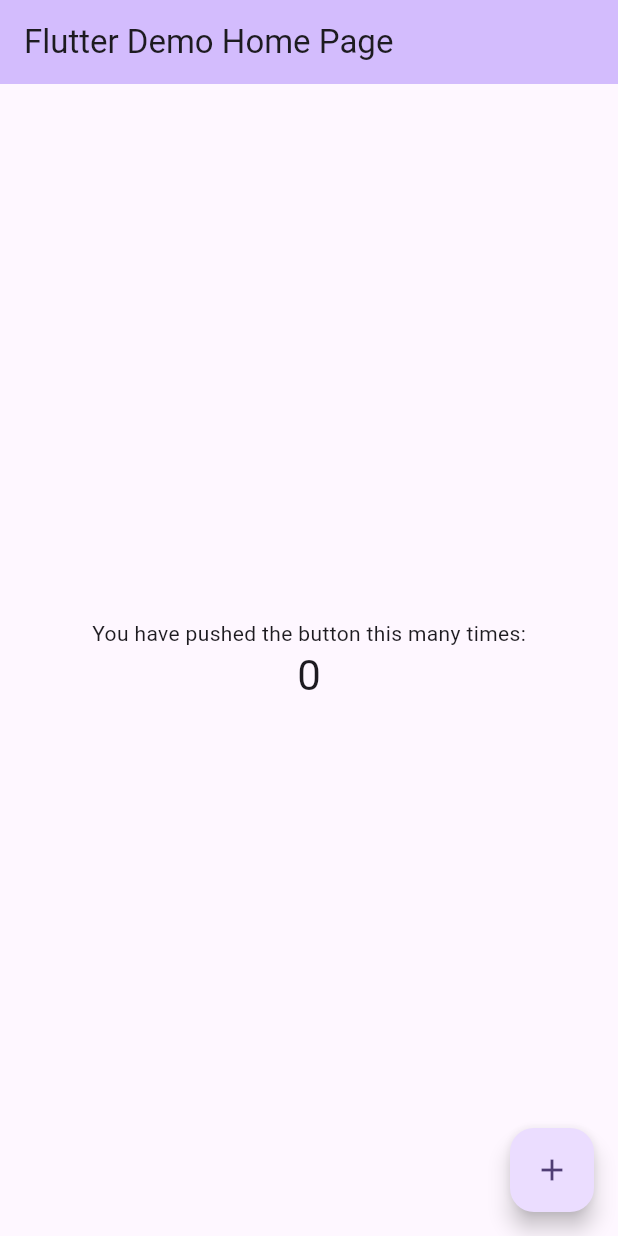
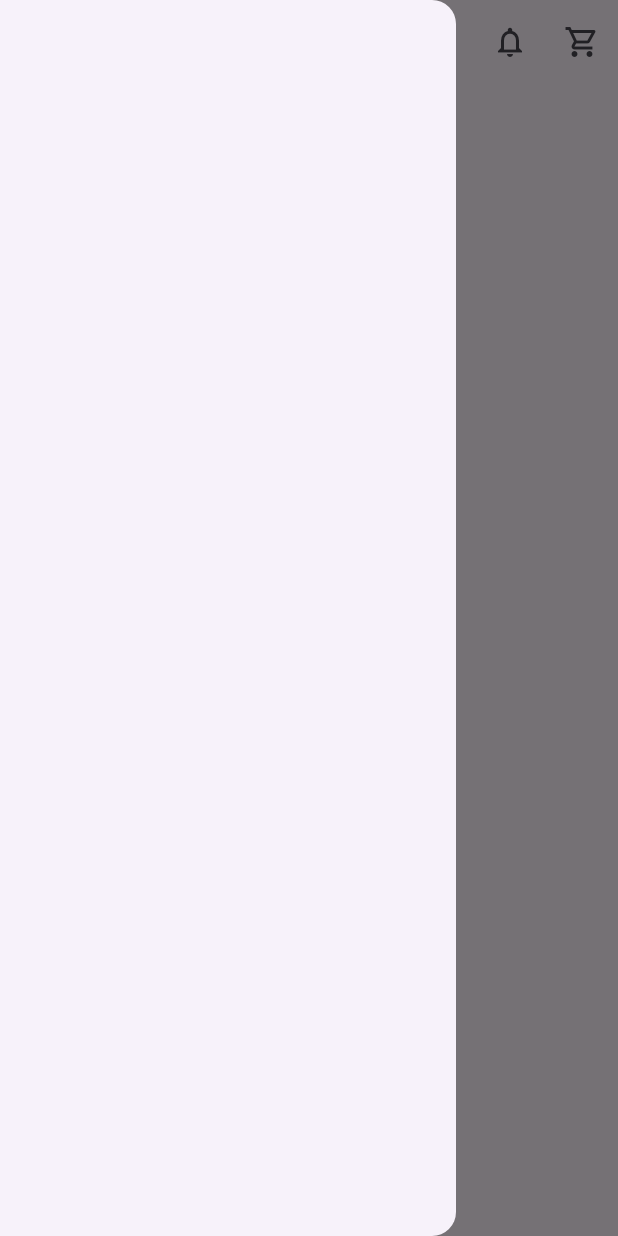
Before and after one commit to mehmeteminnnn/Online-Satis, a Flutter app: the screen it shows after launch, with the side drawer open (before the commit the screen has no drawer), on a phone screen of 412 x 824 dp. Run offline on Flutter 3.47's test engine with Material 3 defaults, Android fonts, the phone set to English and light mode, and no system bars.

Commit message:
başlandı

```diff
--- a/lib/main.dart
+++ b/lib/main.dart
@@ -1,125 +1,29 @@
 import 'package:flutter/material.dart';
 
 void main() {
-  runApp(const MyApp());
-}
-
-class MyApp extends StatelessWidget {
-  const MyApp({super.key});
-
-  // This widget is the root of your application.
-  @override
-  Widget build(BuildContext context) {
-    return MaterialApp(
-      title: 'Flutter Demo',
-      theme: ThemeData(
-        // This is the theme of your application.
-        //
-        // TRY THIS: Try running your application with "flutter run". You'll see
-        // the application has a purple toolbar. Then, without quitting the app,
-        // try changing the seedColor in the colorScheme below to Colors.green
-        // and then invoke "hot reload" (save your changes or press the "hot
-        // reload" button in a Flutter-supported IDE, or press "r" if you used
-        // the command line to start the app).
-        //
-        // Notice that the counter didn't reset back to zero; the application
-        // state is not lost during the reload. To reset the state, use hot
-        // restart instead.
-        //
-        // This works for code too, not just values: Most code changes can be
-        // tested with just a hot reload.
-        colorScheme: ColorScheme.fromSeed(seedColor: Colors.deepPurple),
-        useMaterial3: true,
-      ),
-      home: const MyHomePage(title: 'Flutter Demo Home Page'),
-    );
-  }
-}
-
-class MyHomePage extends StatefulWidget {
-  const MyHomePage({super.key, required this.title});
-
-  // This widget is the home page of your application. It is stateful, meaning
-  // that it has a State object (defined below) that contains fields that affect
-  // how it looks.
-
-  // This class is the configuration for the state. It holds the values (in this
-  // case the title) provided by the parent (in this case the App widget) and
-  // used by the build method of the State. Fields in a Widget subclass are
-  // always marked "final".
-
-  final String title;
-
-  @override
-  State<MyHomePage> createState() => _MyHomePageState();
-}
-
-class _MyHomePageState extends State<MyHomePage> {
-  int _counter = 0;
-
-  void _incrementCounter() {
-    setState(() {
-      // This call to setState tells the Flutter framework that something has
-      // changed in this State, which causes it to rerun the build method below
-      // so that the display can reflect the updated values. If we changed
-      // _counter without calling setState(), then the build method would not be
-      // called again, and so nothing would appear to happen.
-      _counter++;
-    });
-  }
-
-  @override
-  Widget build(BuildContext context) {
-    // This method is rerun every time setState is called, for instance as done
-    // by the _incrementCounter method above.
-    //
-    // The Flutter framework has been optimized to make rerunning build methods
-    // fast, so that you can just rebuild anything that needs updating rather
-    // than having to individually change instances of widgets.
-    return Scaffold(
-      appBar: AppBar(
-        // TRY THIS: Try changing the color here to a specific color (to
-        // Colors.amber, perhaps?) and trigger a hot reload to see the AppBar
-        // change color while the other colors stay the same.
-        backgroundColor: Theme.of(context).colorScheme.inversePrimary,
-        // Here we take the value from the MyHomePage object that was created by
-        // the App.build method, and use it to set our appbar title.
-        title: Text(widget.title),
-      ),
-      body: Center(
-        // Center is a layout widget. It takes a single child and positions it
-        // in the middle of the parent.
-        child: Column(
-          // Column is also a layout widget. It takes a list of children and
-          // arranges them vertically. By default, it sizes itself to fit its
-          // children horizontally, and tries to be as tall as its parent.
-          //
-          // Column has various properties to control how it sizes itself and
-          // how it positions its children. Here we use mainAxisAlignment to
-          // center the children vertically; the main axis here is the vertical
-          // axis because Columns are vertical (the cross axis would be
-          // horizontal).
-          //
-          // TRY THIS: Invoke "debug painting" (choose the "Toggle Debug Paint"
-          // action in the IDE, or press "p" in the console), to see the
-          // wireframe for each widget.
-          mainAxisAlignment: MainAxisAlignment.center,
-          children: <Widget>[
-            const Text(
-              'You have pushed the button this many times:',
+  runApp(
+    MaterialApp(
+      debugShowCheckedModeBanner: false,
+      home: Scaffold(
+        appBar: AppBar(
+          title: Text("cwoncenwıcn"),
+          actions: [
+            IconButton(
+              icon: Icon(Icons.notifications_none_outlined),
+              onPressed: () {
+                print("Search button clicked");
+              },
             ),
-            Text(
-              '$_counter',
-              style: Theme.of(context).textTheme.headlineMedium,
+            IconButton(
+              icon: Icon(Icons.shopping_cart_outlined),
+              onPressed: () {
+                print("More button clicked");
+              },
             ),
           ],
         ),
+        drawer: Drawer(),
       ),
-      floatingActionButton: FloatingActionButton(
-        onPressed: _incrementCounter,
-        tooltip: 'Increment',
-        child: const Icon(Icons.add),
-      ), // This trailing comma makes auto-formatting nicer for build methods.
-    );
-  }
+    ),
+  );
 }
```
Also changed, not shown: 1 other file.
